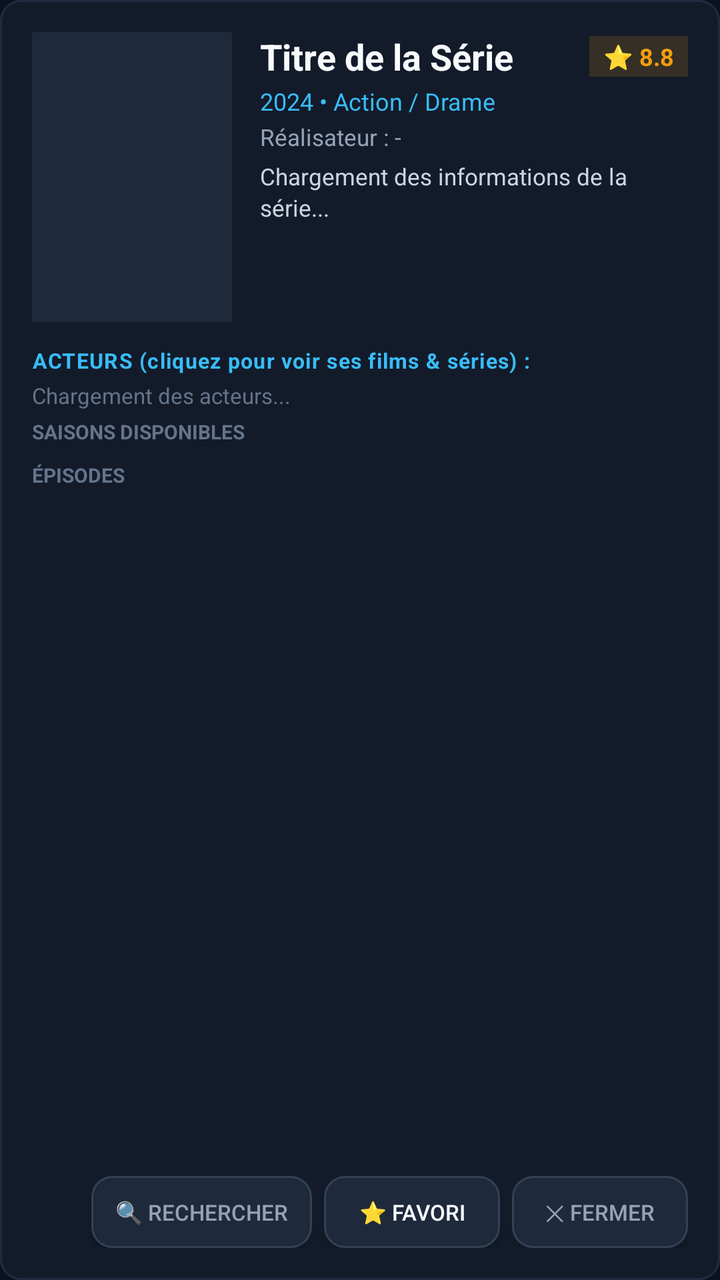
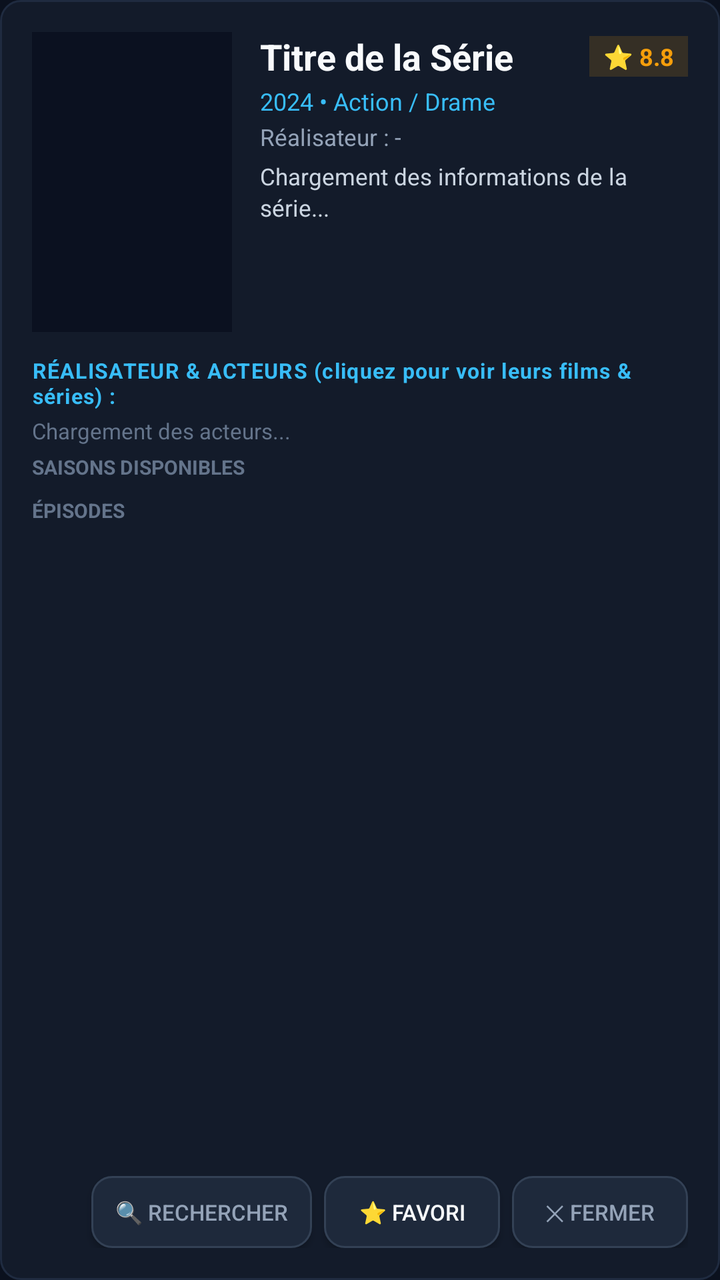

Compare the two renders of this Android layout. The source of the first and the diff that turns it into the second are given below.
<!-- AndroidManifest.xml: application theme AppTheme.NoActionBar -->
<!-- res/layout/dialog_series_detail.xml -->
<?xml version="1.0" encoding="utf-8"?>
<LinearLayout xmlns:android="http://schemas.android.com/apk/res/android"
    android:id="@+id/dialog_series_root"
    android:layout_width="match_parent"
    android:layout_height="match_parent"
    android:orientation="vertical"
    android:background="@drawable/bg_card"
    android:padding="16dp">

    
    <LinearLayout
        android:id="@+id/layout_series_header"
        android:layout_width="match_parent"
        android:layout_height="wrap_content"
        android:orientation="horizontal"
        android:paddingBottom="8dp">

        <ImageView
            android:id="@+id/iv_series_cover"
            android:layout_width="100dp"
            android:layout_height="145dp"
            android:scaleType="centerCrop"
            android:background="#1E293B"
            android:layout_marginEnd="14dp" />

        <LinearLayout
            android:layout_width="0dp"
            android:layout_height="wrap_content"
            android:layout_weight="1"
            android:orientation="vertical">

            
            <LinearLayout
                android:layout_width="match_parent"
                android:layout_height="wrap_content"
                android:orientation="horizontal"
                android:gravity="center_vertical">

                <TextView
                    android:id="@+id/tv_series_title"
                    android:layout_width="0dp"
                    android:layout_height="wrap_content"
                    android:layout_weight="1"
                    android:text="Titre de la Série"
                    android:textColor="#F8FAFC"
                    android:textSize="18sp"
                    android:textStyle="bold"
                    android:maxLines="2"
                    android:ellipsize="end" />

                <TextView
                    android:id="@+id/tv_series_rating"
                    android:layout_width="wrap_content"
                    android:layout_height="wrap_content"
                    android:text="⭐ 8.8"
                    android:textColor="#F59E0B"
                    android:textSize="12sp"
                    android:textStyle="bold"
                    android:paddingStart="7dp"
                    android:paddingEnd="7dp"
                    android:paddingTop="2dp"
                    android:paddingBottom="2dp"
                    android:background="#26F59E0B"
                    android:layout_marginStart="6dp" />

            </LinearLayout>

            
            <TextView
                android:id="@+id/tv_series_meta"
                android:layout_width="wrap_content"
                android:layout_height="wrap_content"
                android:text="2024 • Action / Drame"
                android:textColor="#38BDF8"
                android:textSize="12sp"
                android:layout_marginTop="2dp" />

            
            <Button
                android:id="@+id/btn_series_director"
                android:layout_width="wrap_content"
                android:layout_height="30dp"
                android:layout_marginTop="3dp"
                android:background="@drawable/bg_button_selector"
                android:textColor="#38BDF8"
                android:textSize="11.5sp"
                android:textStyle="bold"
                android:text="🎬 Réalisateur : -"
                android:paddingStart="10dp"
                android:paddingEnd="10dp"
                android:focusable="true"
                android:clickable="true"
                android:visibility="gone" />

            <TextView
                android:id="@+id/tv_series_director"
                android:layout_width="match_parent"
                android:layout_height="wrap_content"
                android:layout_marginTop="2dp"
                android:textColor="#94A3B8"
                android:textSize="11.5sp"
                android:text="Réalisateur : -"
                android:maxLines="1"
                android:ellipsize="end" />

            
            <ScrollView
                android:layout_width="match_parent"
                android:layout_height="55dp"
                android:layout_marginTop="4dp"
                android:scrollbars="vertical">

                <TextView
                    android:id="@+id/tv_series_plot"
                    android:layout_width="match_parent"
                    android:layout_height="wrap_content"
                    android:textColor="#CBD5E1"
                    android:textSize="11.5sp"
                    android:lineSpacingExtra="2dp"
                    android:text="Chargement des informations de la série..." />

            </ScrollView>

        </LinearLayout>

    </LinearLayout>

    
    <TextView
        android:layout_width="wrap_content"
        android:layout_height="wrap_content"
        android:layout_marginTop="4dp"
        android:text="ACTEURS (cliquez pour voir ses films &amp; séries) :"
        android:textColor="#38BDF8"
        android:textSize="10.5sp"
        android:textStyle="bold"
        android:letterSpacing="0.04" />

    <HorizontalScrollView
        android:id="@+id/hsv_series_actors"
        android:layout_width="match_parent"
        android:layout_height="wrap_content"
        android:layout_marginTop="3dp"
        android:scrollbars="none">

        <LinearLayout
            android:id="@+id/layout_series_actors_container"
            android:layout_width="wrap_content"
            android:layout_height="wrap_content"
            android:orientation="horizontal"
            android:gravity="center_vertical">

            <TextView
                android:id="@+id/tv_series_cast"
                android:layout_width="wrap_content"
                android:layout_height="wrap_content"
                android:textColor="#64748B"
                android:textSize="11sp"
                android:text="Chargement des acteurs..." />

        </LinearLayout>

    </HorizontalScrollView>

    
    <Button
        android:id="@+id/btn_resume_series"
        android:layout_width="match_parent"
        android:layout_height="36dp"
        android:layout_marginTop="6dp"
        android:layout_marginBottom="4dp"
        android:text="▶ Reprendre : Épisode 1 (00:00)"
        android:textColor="#FFFFFF"
        android:textSize="11.5sp"
        android:textStyle="bold"
        android:background="@drawable/bg_button_selector"
        android:paddingStart="12dp"
        android:paddingEnd="12dp"
        android:gravity="start|center_vertical"
        android:visibility="gone"
        android:focusable="true" />

    
    <TextView
        android:layout_width="wrap_content"
        android:layout_height="wrap_content"
        android:text="SAISONS DISPONIBLES"
        android:textColor="#64748B"
        android:textSize="10sp"
        android:textStyle="bold"
        android:paddingBottom="2dp"
        android:layout_marginTop="4dp" />

    <HorizontalScrollView
        android:id="@+id/scroll_seasons"
        android:layout_width="match_parent"
        android:layout_height="wrap_content"
        android:scrollbars="none"
        android:paddingBottom="6dp">

        <LinearLayout
            android:id="@+id/layout_seasons"
            android:layout_width="wrap_content"
            android:layout_height="wrap_content"
            android:orientation="horizontal" />

    </HorizontalScrollView>

    
    <TextView
        android:id="@+id/tv_episodes_header"
        android:layout_width="wrap_content"
        android:layout_height="wrap_content"
        android:text="ÉPISODES"
        android:textColor="#64748B"
        android:textSize="10sp"
        android:textStyle="bold"
        android:paddingBottom="2dp" />

    
    <androidx.recyclerview.widget.RecyclerView
        android:id="@+id/recycler_episodes"
        android:layout_width="match_parent"
        android:layout_height="0dp"
        android:layout_weight="1"
        android:minHeight="120dp"
        android:scrollbars="vertical" />

    
    <LinearLayout
        android:layout_width="match_parent"
        android:layout_height="wrap_content"
        android:orientation="horizontal"
        android:gravity="end|center_vertical"
        android:layout_marginTop="8dp">

        <Button
            android:id="@+id/btn_search_series_actor"
            android:layout_width="wrap_content"
            android:layout_height="36dp"
            android:text="🔍 Rechercher"
            android:textColor="#94A3B8"
            android:textSize="11sp"
            android:background="@drawable/bg_button_selector"
            android:paddingStart="12dp"
            android:paddingEnd="12dp"
            android:layout_marginEnd="6dp"
            android:focusable="true" />

        <Button
            android:id="@+id/btn_fav_series"
            android:layout_width="wrap_content"
            android:layout_height="36dp"
            android:text="⭐ Favori"
            android:textColor="#F8FAFC"
            android:textSize="11sp"
            android:background="@drawable/bg_button_selector"
            android:paddingStart="12dp"
            android:paddingEnd="12dp"
            android:layout_marginEnd="6dp"
            android:focusable="true" />

        <Button
            android:id="@+id/btn_close_series"
            android:layout_width="wrap_content"
            android:layout_height="36dp"
            android:text="✕ Fermer"
            android:textColor="#94A3B8"
            android:textSize="11sp"
            android:background="@drawable/bg_button_selector"
            android:paddingStart="14dp"
            android:paddingEnd="14dp"
            android:focusable="true" />

    </LinearLayout>

</LinearLayout>
<!-- resources referenced by this layout -->
<resources>
  <!-- drawable bg_button_selector (drawable) -->
  <?xml version="1.0" encoding="utf-8"?>
  <selector xmlns:android="http://schemas.android.com/apk/res/android">
      <item android:state_focused="true">
          <shape android:shape="rectangle">
              <solid android:color="#0284C7" />
              <corners android:radius="10dp" />
              <stroke android:width="3dp" android:color="#FFFFFF" />
          </shape>
      </item>
      <item android:state_pressed="true">
          <shape android:shape="rectangle">
              <solid android:color="#0369A1" />
              <corners android:radius="10dp" />
              <stroke android:width="2dp" android:color="#38BDF8" />
          </shape>
      </item>
      <item>
          <shape android:shape="rectangle">
              <solid android:color="#1E293B" />
              <corners android:radius="10dp" />
              <stroke android:width="1dp" android:color="#334155" />
          </shape>
      </item>
  </selector>
  <!-- drawable bg_card (drawable) -->
  <?xml version="1.0" encoding="utf-8"?>
  <shape xmlns:android="http://schemas.android.com/apk/res/android"
      android:shape="rectangle">
      <solid android:color="#131B2A" />
      <corners android:radius="10dp" />
      <stroke android:width="1dp" android:color="#1F2B40" />
  </shape>
  <style name="AppTheme.NoActionBar" parent="Theme.AppCompat.NoActionBar">
          <item name="windowActionBar">false</item>
          <item name="windowNoTitle">true</item>
          <item name="android:windowBackground">#0B111E</item>
          <item name="android:textColor">#F8FAFC</item>
          <item name="alertDialogTheme">@style/DarkAlertDialogTheme</item>
      </style>
  <style name="DarkAlertDialogTheme" parent="Theme.AppCompat.Dialog.Alert">
          <item name="android:background">#131B2A</item>
          <item name="android:textColorPrimary">#F8FAFC</item>
          <item name="android:textColorSecondary">#94A3B8</item>
          <item name="colorAccent">#38BDF8</item>
      </style>
</resources>

<!-- the commit's change to res/layout/dialog_series_detail.xml (unified diff, before → after) -->
@@ -18,9 +18,9 @@
         <ImageView
             android:id="@+id/iv_series_cover"
             android:layout_width="100dp"
-            android:layout_height="145dp"
-            android:scaleType="centerCrop"
-            android:background="#1E293B"
+            android:layout_height="150dp"
+            android:scaleType="fitCenter"
+            android:background="#0B1120"
             android:layout_marginEnd="14dp" />
 
         <LinearLayout
@@ -108,6 +108,7 @@
                 android:layout_width="match_parent"
                 android:layout_height="55dp"
                 android:layout_marginTop="4dp"
+                android:focusable="false"
                 android:scrollbars="vertical">
 
                 <TextView
@@ -130,7 +131,7 @@
         android:layout_width="wrap_content"
         android:layout_height="wrap_content"
         android:layout_marginTop="4dp"
-        android:text="ACTEURS (cliquez pour voir ses films &amp; séries) :"
+        android:text="RÉALISATEUR &amp; ACTEURS (cliquez pour voir leurs films &amp; séries) :"
         android:textColor="#38BDF8"
         android:textSize="10.5sp"
         android:textStyle="bold"
